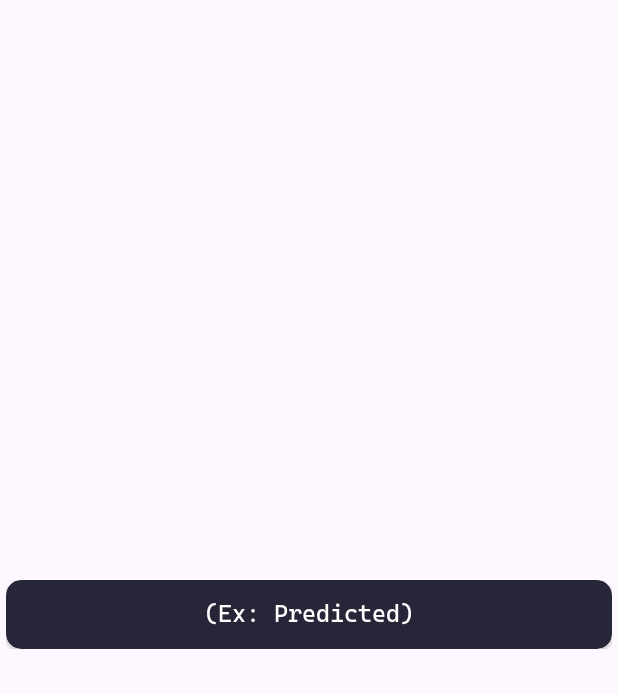
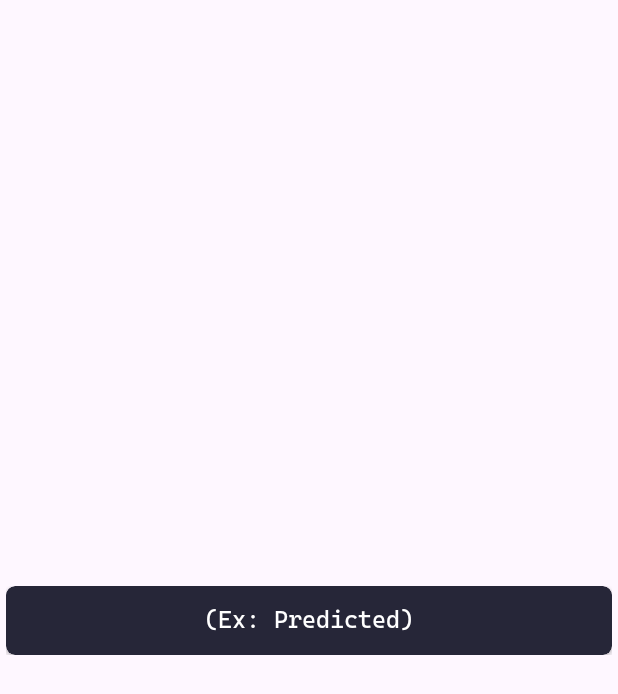
Before and after one commit to AprilArn/Carvis, an Android app: the layout item_predicted.xml on its own in the app's theme, with its tools: preview values and no code run, on a phone screen of 412 x 824 dp. Shown: the top 694 px of the screen. Run offline under Robolectric (Android 15) with nearby library versions, the phone set to English and light mode, and no system bars.

Commit message:
changing corner radius value of button and predicted class

```diff
--- a/app/src/main/res/layout/item_predicted.xml
+++ b/app/src/main/res/layout/item_predicted.xml
@@ -5,7 +5,7 @@
     android:layout_height="wrap_content"
     xmlns:app="http://schemas.android.com/apk/res-auto"
     android:layout_gravity="center"
-    android:paddingBottom="8dp"
+    android:paddingBottom="0dp"
     android:paddingTop="4dp"
     android:paddingHorizontal="4dp">
 
@@ -13,7 +13,7 @@
 
         android:layout_width="match_parent"
         android:layout_height="match_parent"
-        app:cardCornerRadius="10dp"
+        app:cardCornerRadius="6dp"
         app:cardBackgroundColor="#262638">
 
         <TextView
```
Also changed, not shown: app/src/main/res/layout/activity_main.xml (+3 -85 lines).
